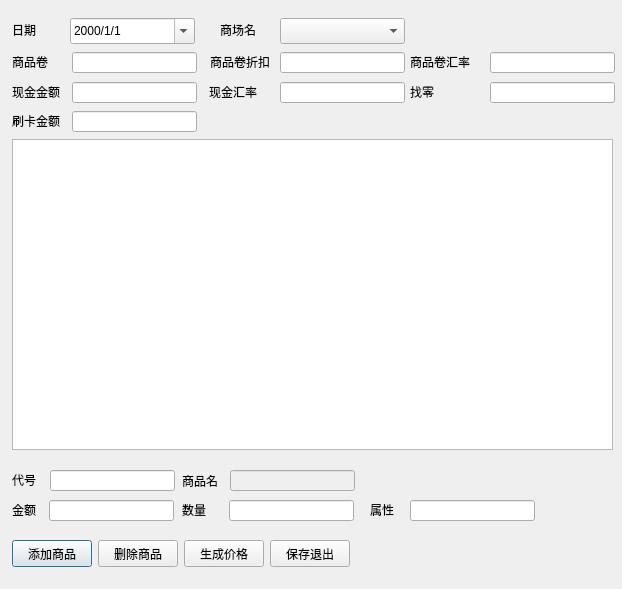
First picture: the form in goodsimportdialog.ui, repository cryring/myorder, before the edit.
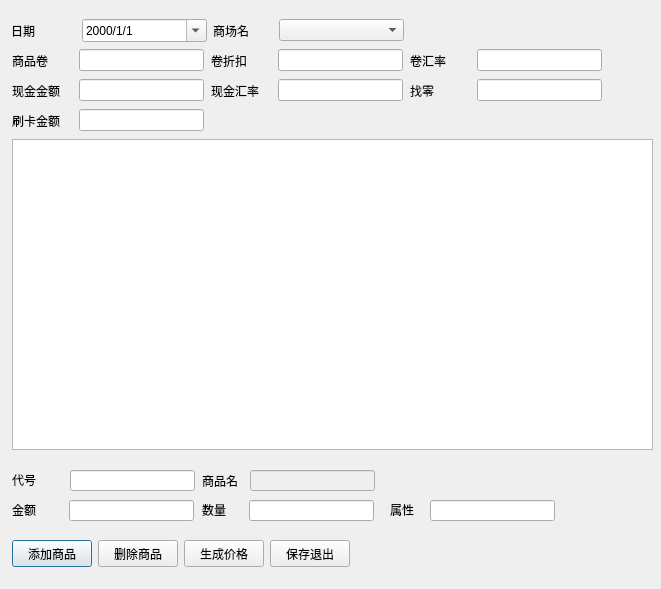
Second picture: the form after the edit.

What changed in the file:
```diff
--- a/goodsimportdialog.ui
+++ b/goodsimportdialog.ui
@@ -6,273 +6,29 @@
    <rect>
     <x>0</x>
     <y>0</y>
-    <width>622</width>
+    <width>661</width>
     <height>589</height>
    </rect>
   </property>
   <property name="windowTitle">
    <string/>
   </property>
-  <widget class="QLabel" name="label_11">
-   <property name="geometry">
-    <rect>
-     <x>410</x>
-     <y>82</y>
-     <width>26</width>
-     <height>19</height>
-    </rect>
-   </property>
-   <property name="text">
-    <string>找零</string>
-   </property>
-  </widget>
-  <widget class="QLineEdit" name="changeEdit">
-   <property name="geometry">
-    <rect>
-     <x>490</x>
-     <y>82</y>
-     <width>125</width>
-     <height>21</height>
-    </rect>
-   </property>
-  </widget>
   <widget class="QTableView" name="invoiceView">
    <property name="geometry">
     <rect>
      <x>12</x>
      <y>139</y>
-     <width>601</width>
+     <width>641</width>
      <height>311</height>
     </rect>
    </property>
   </widget>
-  <widget class="QLabel" name="label_6">
-   <property name="geometry">
-    <rect>
-     <x>12</x>
-     <y>52</y>
-     <width>39</width>
-     <height>19</height>
-    </rect>
-   </property>
-   <property name="text">
-    <string>商品卷</string>
-   </property>
-  </widget>
-  <widget class="QLabel" name="label_15">
-   <property name="geometry">
-    <rect>
-     <x>12</x>
-     <y>82</y>
-     <width>52</width>
-     <height>19</height>
-    </rect>
-   </property>
-   <property name="text">
-    <string>现金金额</string>
-   </property>
-  </widget>
-  <widget class="QLabel" name="label_4">
-   <property name="geometry">
-    <rect>
-     <x>12</x>
-     <y>111</y>
-     <width>52</width>
-     <height>19</height>
-    </rect>
-   </property>
-   <property name="text">
-    <string>刷卡金额</string>
-   </property>
-  </widget>
-  <widget class="QLabel" name="label_8">
-   <property name="geometry">
-    <rect>
-     <x>12</x>
-     <y>20</y>
-     <width>26</width>
-     <height>19</height>
-    </rect>
-   </property>
-   <property name="text">
-    <string>日期</string>
-   </property>
-  </widget>
-  <widget class="QLineEdit" name="creditCardEdit">
-   <property name="geometry">
-    <rect>
-     <x>72</x>
-     <y>111</y>
-     <width>125</width>
-     <height>21</height>
-    </rect>
-   </property>
-  </widget>
-  <widget class="QLineEdit" name="payPriceEdit">
-   <property name="geometry">
-    <rect>
-     <x>72</x>
-     <y>82</y>
-     <width>125</width>
-     <height>21</height>
-    </rect>
-   </property>
-  </widget>
-  <widget class="QLineEdit" name="couponEdit">
-   <property name="geometry">
-    <rect>
-     <x>72</x>
-     <y>52</y>
-     <width>125</width>
-     <height>21</height>
-    </rect>
-   </property>
-  </widget>
-  <widget class="QDateEdit" name="dateEdit">
-   <property name="geometry">
-    <rect>
-     <x>70</x>
-     <y>18</y>
-     <width>125</width>
-     <height>26</height>
-    </rect>
-   </property>
-   <property name="wrapping">
-    <bool>false</bool>
-   </property>
-   <property name="frame">
-    <bool>true</bool>
-   </property>
-   <property name="buttonSymbols">
-    <enum>QAbstractSpinBox::UpDownArrows</enum>
-   </property>
-   <property name="accelerated">
-    <bool>false</bool>
-   </property>
-   <property name="dateTime">
-    <datetime>
-     <hour>0</hour>
-     <minute>0</minute>
-     <second>0</second>
-     <year>2000</year>
-     <month>1</month>
-     <day>1</day>
-    </datetime>
-   </property>
-   <property name="displayFormat">
-    <string>yyyy/M/d</string>
-   </property>
-   <property name="calendarPopup">
-    <bool>true</bool>
-   </property>
-  </widget>
-  <widget class="QLabel" name="label_5">
-   <property name="geometry">
-    <rect>
-     <x>209</x>
-     <y>82</y>
-     <width>52</width>
-     <height>19</height>
-    </rect>
-   </property>
-   <property name="text">
-    <string>现金汇率</string>
-   </property>
-  </widget>
-  <widget class="QLabel" name="label_10">
-   <property name="geometry">
-    <rect>
-     <x>220</x>
-     <y>20</y>
-     <width>39</width>
-     <height>19</height>
-    </rect>
-   </property>
-   <property name="text">
-    <string>商场名</string>
-   </property>
-  </widget>
-  <widget class="QLabel" name="label_7">
-   <property name="geometry">
-    <rect>
-     <x>210</x>
-     <y>52</y>
-     <width>65</width>
-     <height>19</height>
-    </rect>
-   </property>
-   <property name="text">
-    <string>商品卷折扣</string>
-   </property>
-  </widget>
-  <widget class="QLabel" name="label_9">
-   <property name="enabled">
-    <bool>true</bool>
-   </property>
-   <property name="geometry">
-    <rect>
-     <x>410</x>
-     <y>52</y>
-     <width>65</width>
-     <height>19</height>
-    </rect>
-   </property>
-   <property name="text">
-    <string>商品卷汇率</string>
-   </property>
-  </widget>
-  <widget class="QComboBox" name="shopNameBox">
-   <property name="geometry">
-    <rect>
-     <x>280</x>
-     <y>18</y>
-     <width>125</width>
-     <height>26</height>
-    </rect>
-   </property>
-   <property name="editable">
-    <bool>false</bool>
-   </property>
-  </widget>
-  <widget class="QLineEdit" name="couponDiscountEdit">
-   <property name="geometry">
-    <rect>
-     <x>280</x>
-     <y>52</y>
-     <width>125</width>
-     <height>21</height>
-    </rect>
-   </property>
-  </widget>
-  <widget class="QLineEdit" name="exchangeRateEdit">
-   <property name="geometry">
-    <rect>
-     <x>280</x>
-     <y>82</y>
-     <width>125</width>
-     <height>21</height>
-    </rect>
-   </property>
-  </widget>
-  <widget class="QLineEdit" name="cExchangeRateEdit">
-   <property name="enabled">
-    <bool>true</bool>
-   </property>
-   <property name="geometry">
-    <rect>
-     <x>490</x>
-     <y>52</y>
-     <width>125</width>
-     <height>21</height>
-    </rect>
-   </property>
-  </widget>
   <widget class="QLabel" name="label">
    <property name="geometry">
     <rect>
-     <x>182</x>
+     <x>202</x>
      <y>472</y>
-     <width>39</width>
+     <width>64</width>
      <height>19</height>
     </rect>
    </property>
@@ -283,9 +39,9 @@
   <widget class="QLabel" name="label_3">
    <property name="geometry">
     <rect>
-     <x>182</x>
+     <x>202</x>
      <y>500</y>
-     <width>26</width>
+     <width>64</width>
      <height>19</height>
     </rect>
    </property>
@@ -298,7 +54,7 @@
     <rect>
      <x>12</x>
      <y>500</y>
-     <width>26</width>
+     <width>64</width>
      <height>19</height>
     </rect>
    </property>
@@ -309,7 +65,7 @@
   <widget class="QLineEdit" name="goodsPriceEdit">
    <property name="geometry">
     <rect>
-     <x>49</x>
+     <x>69</x>
      <y>500</y>
      <width>125</width>
      <height>21</height>
@@ -319,7 +75,7 @@
   <widget class="QLineEdit" name="goodsCountEdit">
    <property name="geometry">
     <rect>
-     <x>229</x>
+     <x>249</x>
      <y>500</y>
      <width>125</width>
      <height>21</height>
@@ -329,9 +85,9 @@
   <widget class="QLabel" name="label_13">
    <property name="geometry">
     <rect>
-     <x>370</x>
+     <x>390</x>
      <y>500</y>
-     <width>26</width>
+     <width>64</width>
      <height>19</height>
     </rect>
    </property>
@@ -342,7 +98,7 @@
   <widget class="QLineEdit" name="attributeEdit">
    <property name="geometry">
     <rect>
-     <x>410</x>
+     <x>430</x>
      <y>500</y>
      <width>125</width>
      <height>21</height>
@@ -406,7 +162,7 @@
     <rect>
      <x>12</x>
      <y>472</y>
-     <width>31</width>
+     <width>64</width>
      <height>16</height>
     </rect>
    </property>
@@ -417,7 +173,7 @@
   <widget class="QLineEdit" name="goodsIdEdit">
    <property name="geometry">
     <rect>
-     <x>50</x>
+     <x>70</x>
      <y>470</y>
      <width>125</width>
      <height>21</height>
@@ -430,13 +186,389 @@
    </property>
    <property name="geometry">
     <rect>
-     <x>230</x>
+     <x>250</x>
      <y>470</y>
      <width>125</width>
      <height>21</height>
     </rect>
    </property>
   </widget>
+  <widget class="QWidget" name="">
+   <property name="geometry">
+    <rect>
+     <x>11</x>
+     <y>49</y>
+     <width>592</width>
+     <height>23</height>
+    </rect>
+   </property>
+   <layout class="QHBoxLayout" name="horizontalLayout_2">
+    <item>
+     <widget class="QLabel" name="label_6">
+      <property name="minimumSize">
+       <size>
+        <width>60</width>
+        <height>0</height>
+       </size>
+      </property>
+      <property name="maximumSize">
+       <size>
+        <width>60</width>
+        <height>16777215</height>
+       </size>
+      </property>
+      <property name="text">
+       <string>商品卷</string>
+      </property>
+     </widget>
+    </item>
+    <item>
+     <widget class="QLineEdit" name="couponEdit">
+      <property name="maximumSize">
+       <size>
+        <width>125</width>
+        <height>16777215</height>
+       </size>
+      </property>
+     </widget>
+    </item>
+    <item>
+     <widget class="QLabel" name="label_7">
+      <property name="minimumSize">
+       <size>
+        <width>60</width>
+        <height>0</height>
+       </size>
+      </property>
+      <property name="maximumSize">
+       <size>
+        <width>60</width>
+        <height>16777215</height>
+       </size>
+      </property>
+      <property name="text">
+       <string>卷折扣</string>
+      </property>
+     </widget>
+    </item>
+    <item>
+     <widget class="QLineEdit" name="couponDiscountEdit">
+      <property name="minimumSize">
+       <size>
+        <width>125</width>
+        <height>0</height>
+       </size>
+      </property>
+      <property name="maximumSize">
+       <size>
+        <width>125</width>
+        <height>16777215</height>
+       </size>
+      </property>
+     </widget>
+    </item>
+    <item>
+     <widget class="QLabel" name="label_9">
+      <property name="enabled">
+       <bool>true</bool>
+      </property>
+      <property name="minimumSize">
+       <size>
+        <width>60</width>
+        <height>0</height>
+       </size>
+      </property>
+      <property name="maximumSize">
+       <size>
+        <width>60</width>
+        <height>16777215</height>
+       </size>
+      </property>
+      <property name="text">
+       <string>卷汇率</string>
+      </property>
+     </widget>
+    </item>
+    <item>
+     <widget class="QLineEdit" name="cExchangeRateEdit">
+      <property name="enabled">
+       <bool>true</bool>
+      </property>
+      <property name="minimumSize">
+       <size>
+        <width>125</width>
+        <height>0</height>
+       </size>
+      </property>
+      <property name="maximumSize">
+       <size>
+        <width>125</width>
+        <height>16777215</height>
+       </size>
+      </property>
+     </widget>
+    </item>
+   </layout>
+  </widget>
+  <widget class="QWidget" name="">
+   <property name="geometry">
+    <rect>
+     <x>11</x>
+     <y>109</y>
+     <width>194</width>
+     <height>23</height>
+    </rect>
+   </property>
+   <layout class="QHBoxLayout" name="horizontalLayout_4">
+    <item>
+     <widget class="QLabel" name="label_4">
+      <property name="maximumSize">
+       <size>
+        <width>60</width>
+        <height>16777215</height>
+       </size>
+      </property>
+      <property name="text">
+       <string>刷卡金额</string>
+      </property>
+     </widget>
+    </item>
+    <item>
+     <widget class="QLineEdit" name="creditCardEdit">
+      <property name="minimumSize">
+       <size>
+        <width>125</width>
+        <height>0</height>
+       </size>
+      </property>
+      <property name="maximumSize">
+       <size>
+        <width>125</width>
+        <height>16777215</height>
+       </size>
+      </property>
+     </widget>
+    </item>
+   </layout>
+  </widget>
+  <widget class="QWidget" name="">
+   <property name="geometry">
+    <rect>
+     <x>11</x>
+     <y>79</y>
+     <width>592</width>
+     <height>23</height>
+    </rect>
+   </property>
+   <layout class="QHBoxLayout" name="horizontalLayout_3">
+    <item>
+     <widget class="QLabel" name="label_15">
+      <property name="minimumSize">
+       <size>
+        <width>60</width>
+        <height>0</height>
+       </size>
+      </property>
+      <property name="maximumSize">
+       <size>
+        <width>60</width>
+        <height>16777215</height>
+       </size>
+      </property>
+      <property name="text">
+       <string>现金金额</string>
+      </property>
+     </widget>
+    </item>
+    <item>
+     <widget class="QLineEdit" name="payPriceEdit">
+      <property name="maximumSize">
+       <size>
+        <width>125</width>
+        <height>16777215</height>
+       </size>
+      </property>
+     </widget>
+    </item>
+    <item>
+     <widget class="QLabel" name="label_5">
+      <property name="minimumSize">
+       <size>
+        <width>60</width>
+        <height>0</height>
+       </size>
+      </property>
+      <property name="maximumSize">
+       <size>
+        <width>60</width>
+        <height>16777215</height>
+       </size>
+      </property>
+      <property name="text">
+       <string>现金汇率</string>
+      </property>
+     </widget>
+    </item>
+    <item>
+     <widget class="QLineEdit" name="exchangeRateEdit">
+      <property name="minimumSize">
+       <size>
+        <width>125</width>
+        <height>0</height>
+       </size>
+      </property>
+      <property name="maximumSize">
+       <size>
+        <width>125</width>
+        <height>16777215</height>
+       </size>
+      </property>
+     </widget>
+    </item>
+    <item>
+     <widget class="QLabel" name="label_11">
+      <property name="minimumSize">
+       <size>
+        <width>60</width>
+        <height>0</height>
+       </size>
+      </property>
+      <property name="maximumSize">
+       <size>
+        <width>60</width>
+        <height>16777215</height>
+       </size>
+      </property>
+      <property name="text">
+       <string>找零</string>
+      </property>
+     </widget>
+    </item>
+    <item>
+     <widget class="QLineEdit" name="changeEdit">
+      <property name="minimumSize">
+       <size>
+        <width>125</width>
+        <height>0</height>
+       </size>
+      </property>
+      <property name="maximumSize">
+       <size>
+        <width>125</width>
+        <height>16777215</height>
+       </size>
+      </property>
+     </widget>
+    </item>
+   </layout>
+  </widget>
+  <widget class="QWidget" name="">
+   <property name="geometry">
+    <rect>
+     <x>11</x>
+     <y>19</y>
+     <width>393</width>
+     <height>23</height>
+    </rect>
+   </property>
+   <layout class="QHBoxLayout" name="horizontalLayout">
+    <item>
+     <widget class="QLabel" name="label_8">
+      <property name="minimumSize">
+       <size>
+        <width>60</width>
+        <height>0</height>
+       </size>
+      </property>
+      <property name="text">
+       <string>日期</string>
+      </property>
+     </widget>
+    </item>
+    <item>
+     <widget class="QDateEdit" name="dateEdit">
+      <property name="minimumSize">
+       <size>
+        <width>125</width>
+        <height>0</height>
+       </size>
+      </property>
+      <property name="maximumSize">
+       <size>
+        <width>125</width>
+        <height>16777215</height>
+       </size>
+      </property>
+      <property name="wrapping">
+       <bool>false</bool>
+      </property>
+      <property name="frame">
+       <bool>true</bool>
+      </property>
+      <property name="buttonSymbols">
+       <enum>QAbstractSpinBox::UpDownArrows</enum>
+      </property>
+      <property name="accelerated">
+       <bool>false</bool>
+      </property>
+      <property name="dateTime">
+       <datetime>
+        <hour>0</hour>
+        <minute>0</minute>
+        <second>0</second>
+        <year>2000</year>
+        <month>1</month>
+        <day>1</day>
+       </datetime>
+      </property>
+      <property name="displayFormat">
+       <string>yyyy/M/d</string>
+      </property>
+      <property name="calendarPopup">
+       <bool>true</bool>
+      </property>
+     </widget>
+    </item>
+    <item>
+     <widget class="QLabel" name="label_10">
+      <property name="minimumSize">
+       <size>
+        <width>60</width>
+        <height>0</height>
+       </size>
+      </property>
+      <property name="maximumSize">
+       <size>
+        <width>60</width>
+        <height>16777215</height>
+       </size>
+      </property>
+      <property name="text">
+       <string>商场名</string>
+      </property>
+     </widget>
+    </item>
+    <item>
+     <widget class="QComboBox" name="shopNameBox">
+      <property name="minimumSize">
+       <size>
+        <width>125</width>
+        <height>0</height>
+       </size>
+      </property>
+      <property name="maximumSize">
+       <size>
+        <width>125</width>
+        <height>16777215</height>
+       </size>
+      </property>
+      <property name="editable">
+       <bool>false</bool>
+      </property>
+     </widget>
+    </item>
+   </layout>
+  </widget>
  </widget>
  <resources/>
  <connections/>
```
